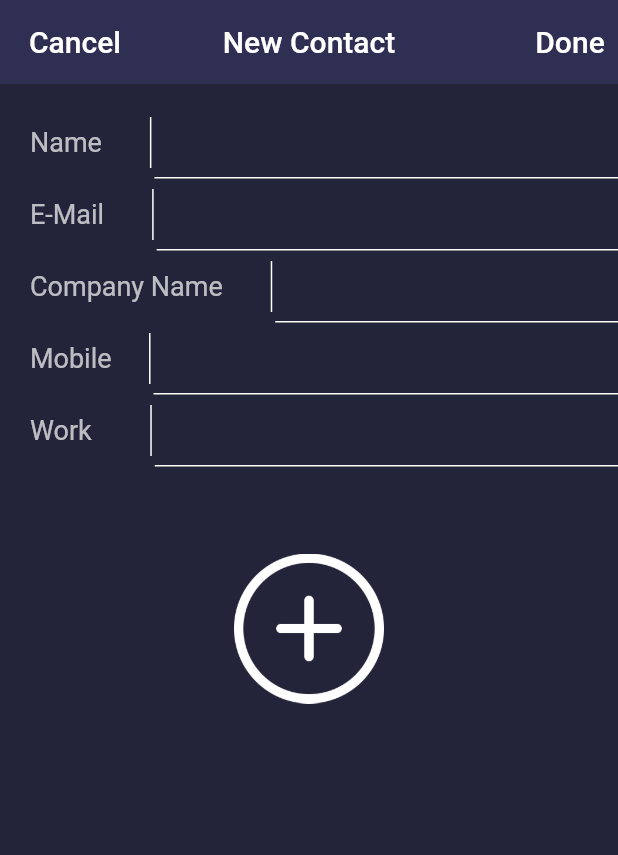
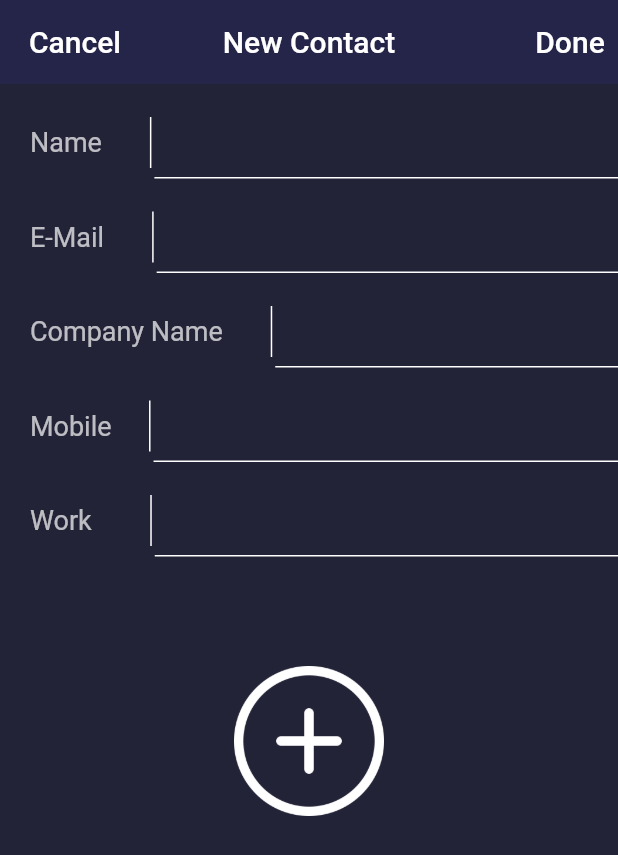
Before and after one commit to m0inur/Contacts-Flutter, a Flutter app: the screen it shows after launch, after a tap on the "add" icon, on a phone screen of 412 x 824 dp. Shown: the top 855 px of the screen. Run offline on Flutter 3.47's test engine with Material 2 defaults, Android fonts, the phone set to English and light mode, and no system bars; our stand-ins replace firebase_core, image_picker, lottie, sqflite; accounts and stored records are empty.

Commit message:
Selecting background colors from a list of colors arrray and fixed bugs

```diff
--- a/lib/contact.dart
+++ b/lib/contact.dart
@@ -3,6 +3,20 @@ import 'package:flutter/material.dart';
 import 'dart:io';
 
 class Contact {
+  List<Color> avatarColors = [
+    Colors.deepOrange,
+    Colors.blue,
+    Colors.yellow,
+    Colors.orangeAccent,
+    Colors.teal,
+    Colors.deepPurple,
+    Colors.cyan,
+    Colors.deepOrangeAccent,
+    Colors.indigoAccent,
+    Colors.pinkAccent,
+    Colors.deepPurpleAccent,
+  ];
+
   late String name;
   late String companyName;
   late String email;
@@ -15,7 +29,7 @@ class Contact {
   late Color backgroundColor;
   bool isFavourite = false;
 
-  Contact(id, name, companyName, email, mobile, work, avatarImage, isFavourite) {
+  Contact(id, name, companyName, email, mobile, work, avatarImage, isFavourite, [color]) {
     this.id = id;
     this.name = name;
     this.companyName = companyName;
@@ -36,18 +50,28 @@ class Contact {
       this.isFavourite = isFavourite;
     }
 
-    backgroundColor = Colors.primaries[Random().nextInt(Colors.primaries.length)];
+    // if(color != null) {
+    //   print(color);
+    //   backgroundColor = new Color(int.parse(color.substring("MaterialColor(primary value: Color(".length, color.length - 2)));
+    //   return;
+    // }
+
+    // if(backgroundColor.toString() != "") return;
+    final random = new Random();
+    var i = random.nextInt(avatarColors.length);
+    backgroundColor = avatarColors[i];
   }
 
   // Convert a Dog into a Map. The keys must correspond to the names of the
   // columns in the database.
   Map<String, dynamic> toMap() {
-    // 'CREATE TABLE dogs(id INTEGER PRIMARY KEY, name TEXT, companyName TEXT, email TEXT, avatarImage TEXT, mobile INT, work INT, isFavourite INT)',
+    // 'CREATE TABLE contacts(id INTEGER PRIMARY KEY, name TEXT, companyName TEXT, email TEXT, avatarImage TEXT, backgroundColor TEXT, mobile INT, work INT, isFavourite INT)',
     return {
       'name': name,
       'companyName': companyName,
       'email': email,
       'avatarImage': avatarImage.path,
+      'backgroundColor': backgroundColor.toString(),
       'mobile': mobile,
       'work': work,
       'isFavourite': isFavourite == false ? 0 : 1,
--- a/lib/main.dart
+++ b/lib/main.dart
@@ -22,7 +22,7 @@ class MyApp extends StatelessWidget {
           // backgroundColor: Color(0xffb),
 
         appBarTheme: AppBarTheme(
-          backgroundColor: Color(0xff2f2f53),
+          backgroundColor: Color(0xff252549),
           elevation: 0.0,
 
           actionsIconTheme: IconThemeData(
@@ -30,7 +30,7 @@ class MyApp extends StatelessWidget {
           )
         ),
 
-        scaffoldBackgroundColor: Color(0xff232339),
+        scaffoldBackgroundColor: Color(0xff232338),
 
         floatingActionButtonTheme: FloatingActionButtonThemeData(
           backgroundColor: Color(0xff3d3d63),
@@ -45,7 +45,7 @@ class MyApp extends StatelessWidget {
         ),
 
         cardTheme: CardTheme(
-          color: Color(0xff232339),
+          color: Color(0xff252549),
         )
       ),
 
--- a/lib/pages/loading_page.dart
+++ b/lib/pages/loading_page.dart
@@ -1,6 +1,7 @@
 import 'package:flutter/material.dart';
 import 'package:contacts/sqflite.dart';
 import 'package:firebase_core/firebase_core.dart';
+import 'package:lottie/lottie.dart';
 
 class LoadingPage extends StatefulWidget {
   @override
@@ -25,7 +26,6 @@ class _LoadingPageState extends State<LoadingPage> {
   void isConnected() {
     if(hasErrorConnectingToFirebase || hasConnectedToFirebase) {
       if(hasContacts) {
-
         Future.delayed(Duration.zero, () {
           Navigator.pushReplacementNamed(context, "/contacts", arguments: {
             "sqflite": sqflite,
@@ -60,11 +60,14 @@ class _LoadingPageState extends State<LoadingPage> {
           // Otherwise, show something whilst waiting for initialization to complete
           return MaterialApp(
             home: Scaffold(
+              backgroundColor: Color(0xff252549),
               body: ListView(
                 children: [
                   // Loading animation
-                  // SizedBox(height: 40),
-                  // Lottie.asset('assets/loading_animation.json'),
+                  Center(
+                    heightFactor: 6,
+                      child: Lottie.asset('assets/loading_animation.json', width: 100, height: 100)
+                  ),
                 ],
               ),
             ),
--- a/lib/pages/new_contact.dart
+++ b/lib/pages/new_contact.dart
@@ -91,9 +91,10 @@ class _NewContactState extends State<NewContact> {
         ),
 
         Expanded(
-          // height: SizeConfig().heightSize(context, 10.0),
-          // width: SizeConfig().widthSize(context, 1.5),
           child: TextFormField(
+            style: TextStyle(
+              color: Colors.white,
+            ),
             controller: myController,
 
             decoration: new InputDecoration(
@@ -102,11 +103,12 @@ class _NewContactState extends State<NewContact> {
               ),
 
               contentPadding:
-                  EdgeInsets.only(left: 15, bottom: 11, top: 11, right: 15),
+              EdgeInsets.only(left: 15, bottom: 11, top: 11, right: 15),
             ),
             keyboardType: type,
           ),
-        )
+        ),
+
       ]),
     );
   }
@@ -149,6 +151,7 @@ class _NewContactState extends State<NewContact> {
           workNumber,
           _avatarImage.path,
           false);
+      print(newContact.backgroundColor);
 
       // insert contact into sqflite
       sqflite.insertContact(newContact);
@@ -191,22 +194,27 @@ class _NewContactState extends State<NewContact> {
                 children: <Widget>[
                   // Name field
                   inputField("Name", textStyle, nameController, maxWidth,
-                      TextInputType.name),
+                  TextInputType.name),
+                  SizedBox(height: 15,),
 
                   // E-mail field
                   inputField("E-Mail", textStyle, emailController, 30.0,
                       TextInputType.emailAddress),
+                  SizedBox(height: 15,),
 
                   // Company name field
                   inputField("Company Name", textStyle, companyNameController,
                       30.0, TextInputType.emailAddress),
+                  SizedBox(height: 15,),
 
                   inputField("Mobile", textStyle, mobileController, 23.0,
                       TextInputType.number),
+                  SizedBox(height: 15,),
 
                   inputField("Work", textStyle, workController, 37.0,
                       TextInputType.number),
-                ],
+                  SizedBox(height: 15,),
+                ]
               ),
 
               SizedBox(height: 50,),
--- a/lib/sqflite.dart
+++ b/lib/sqflite.dart
@@ -11,11 +11,11 @@ class Sqflite {
     if (database != null) return;
 
     database = openDatabase(
-      join(await getDatabasesPath(), 'contacts_database.db'),
+      join(await getDatabasesPath(), 'contacts_db.db'),
       onCreate: (db, version) {
         print("Creating");
         return db.execute(
-          'CREATE TABLE contacts(id INTEGER PRIMARY KEY, name TEXT, companyName TEXT, email TEXT, avatarImage TEXT, mobile INT, work INT, isFavourite INT)',
+          'CREATE TABLE contacts(id INTEGER PRIMARY KEY, name TEXT, companyName TEXT, email TEXT, avatarImage TEXT, backgroundColor TEXT, mobile INT, work INT, isFavourite INT)',
         );
       },
       version: 1,
@@ -58,6 +58,7 @@ class Sqflite {
           maps[i]['work'],
           maps[i]['avatarImage'],
           maps[i]['isFavourite'],
+          maps[i]['backgroundColor'],
       );
     });
   }
```
Also changed, not shown: assets/loading_animation.json (+1 -1 lines), lib/pages/contacts.dart (+9 -14 lines), lib/pages/details.dart (+22 -3 lines), lib/pages/edit.dart (+7 -1 lines).
